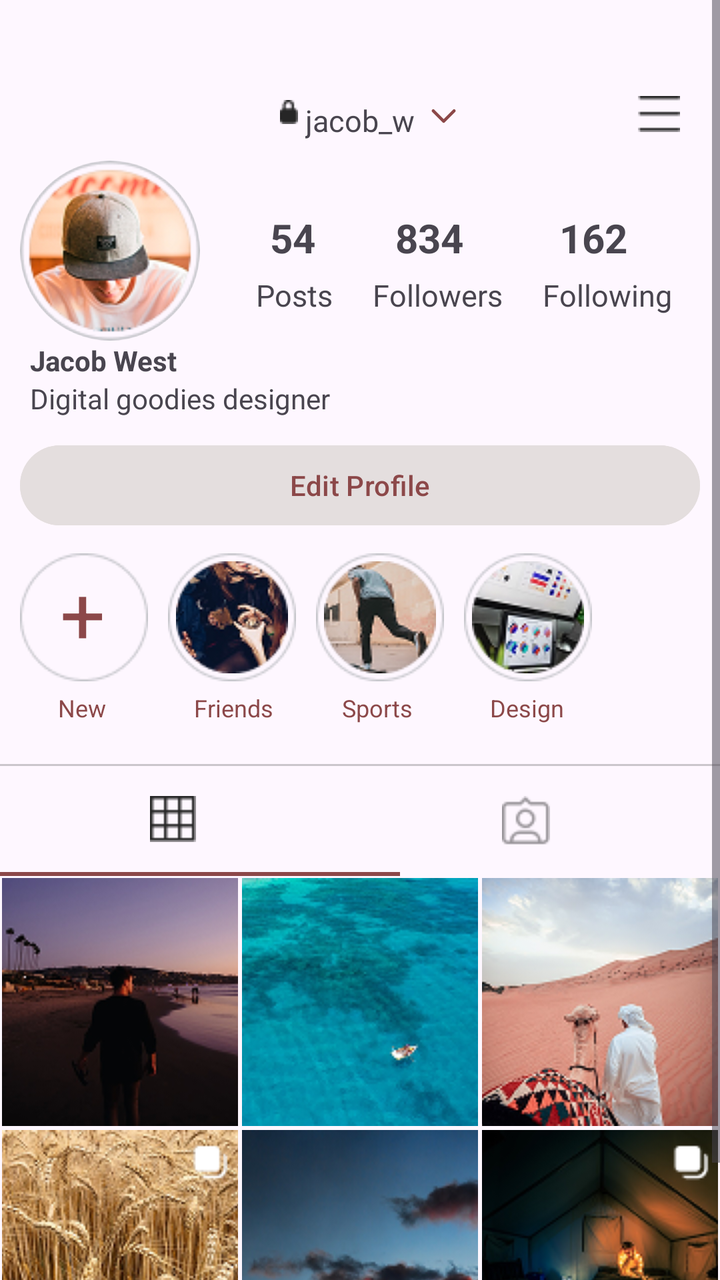
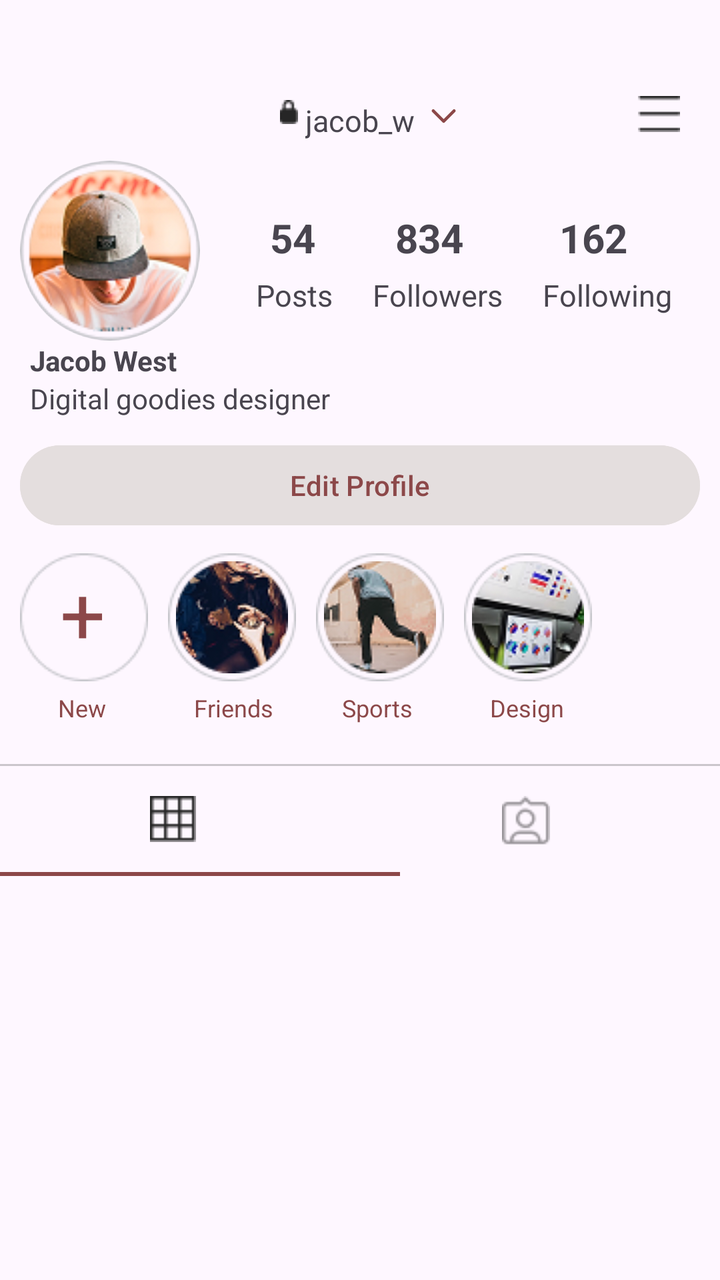

An Android layout rendered at two revisions. The XML below is the earlier revision; the diff shows what the commit changed to produce the second picture.
<!-- AndroidManifest.xml: application theme Theme.SMD_Assignment_1 -->
<!-- res/layout/fragment_profile.xml -->
<?xml version="1.0" encoding="utf-8"?>
<LinearLayout xmlns:android="http://schemas.android.com/apk/res/android"
    xmlns:app="http://schemas.android.com/apk/res-auto"
    xmlns:tools="http://schemas.android.com/tools"
    android:id="@+id/main"
    android:layout_width="match_parent"
    android:layout_height="match_parent"
    android:orientation="vertical"
    tools:context=".ProfileFragment">

    <ScrollView
        android:layout_width="match_parent"
        android:layout_height="740dp">

        <LinearLayout
            android:layout_width="match_parent"
            android:layout_height="wrap_content"
            android:orientation="vertical">

            <RelativeLayout
                android:layout_width="match_parent"
                android:layout_height="wrap_content">

                <ImageView
                    android:layout_width="wrap_content"
                    android:layout_height="wrap_content"
                    android:src="@drawable/lockicon"
                    android:layout_marginStart="140dp"
                    android:layout_marginTop="50dp" />

                <TextView
                    android:id="@+id/jacobtext"
                    android:layout_width="wrap_content"
                    android:layout_height="wrap_content"
                    android:text="jacob_w"
                    android:layout_centerHorizontal="true"
                    android:layout_marginTop="50dp"
                    android:fontFamily="@font/osandemedium"
                    android:textSize="15sp" />

                <ImageView
                    android:layout_width="wrap_content"
                    android:layout_height="wrap_content"
                    android:src="@drawable/downarrowred"
                    android:layout_toRightOf="@id/jacobtext"
                    android:layout_marginLeft="2dp"
                    android:layout_marginTop="45dp"/>

                <ImageView
                    android:layout_width="wrap_content"
                    android:layout_height="wrap_content"
                    android:src="@drawable/threevericallinemenu"
                    android:layout_alignParentEnd="true"
                    android:layout_marginTop="48dp"
                    android:layout_marginEnd="20dp" />
            </RelativeLayout>

            <RelativeLayout
                android:layout_width="match_parent"
                android:layout_height="wrap_content">

                
                <com.google.android.material.imageview.ShapeableImageView
                    android:id="@+id/profileicon"
                    android:layout_width="90dp"
                    android:layout_height="90dp"
                    android:layout_margin="10dp"
                    android:scaleType="centerCrop"
                    android:src="@drawable/jacobgreylayeredicon"
                    app:shapeAppearanceOverlay="@style/CircleImage" />

                <TextView
                    android:layout_width="wrap_content"
                    android:layout_height="wrap_content"
                    android:text="54"
                    android:id="@+id/noposts"
                    android:textStyle="bold"
                    android:layout_toRightOf="@+id/profileicon"
                    android:layout_marginTop="35dp"
                    android:layout_marginLeft="25dp"
                    android:textSize="20sp" />

                <TextView
                    android:id="@+id/posts"
                    android:layout_width="wrap_content"
                    android:layout_height="wrap_content"
                    android:text="Posts"
                    android:layout_below="@+id/noposts"
                    android:layout_toRightOf="@+id/profileicon"
                    android:layout_marginTop="5dp"
                    android:layout_marginLeft="18dp"
                    android:textSize="15sp" />

                <TextView
                    android:layout_width="wrap_content"
                    android:layout_height="wrap_content"
                    android:text="834"
                    android:id="@+id/nofollowers"
                    android:textStyle="bold"
                    android:layout_toRightOf="@+id/noposts"
                    android:layout_marginTop="35dp"
                    android:layout_marginLeft="40dp"
                    android:textSize="20sp" />

                <TextView
                    android:id="@+id/followers"
                    android:layout_width="wrap_content"
                    android:layout_height="wrap_content"
                    android:text="Followers"
                    android:layout_below="@+id/noposts"
                    android:layout_toRightOf="@+id/posts"
                    android:layout_marginTop="5dp"
                    android:layout_marginLeft="20dp"
                    android:textSize="15sp" />

                <TextView
                    android:layout_width="wrap_content"
                    android:layout_height="wrap_content"
                    android:text="162"
                    android:id="@+id/nofollowing"
                    android:textStyle="bold"
                    android:layout_toRightOf="@+id/nofollowers"
                    android:layout_marginTop="35dp"
                    android:layout_marginLeft="48dp"
                    android:textSize="20sp" />

                <TextView
                    android:id="@+id/following"
                    android:layout_width="wrap_content"
                    android:layout_height="wrap_content"
                    android:text="Following"
                    android:layout_below="@+id/noposts"
                    android:layout_toRightOf="@+id/followers"
                    android:layout_marginTop="5dp"
                    android:layout_marginLeft="20dp"
                    android:textSize="15sp" />

                <TextView
                    android:id="@+id/profileusername"
                    android:layout_width="wrap_content"
                    android:layout_height="wrap_content"
                    android:text="Jacob West"
                    android:textStyle="bold"
                    android:layout_below="@+id/profileicon"
                    android:layout_marginLeft="15dp"
                    android:layout_marginTop="-10dp" />

                <TextView
                    android:id="@+id/d1"
                    android:layout_width="wrap_content"
                    android:layout_height="wrap_content"
                    android:layout_below="@+id/profileusername"
                    android:text="Digital goodies designer"
                    android:layout_marginLeft="15dp" />

                <TextView
                    android:id="@+id/d2"
                    android:layout_width="wrap_content"
                    android:layout_height="wrap_content"
                    android:layout_toRightOf="@+id/d1"
                    android:layout_below="@+id/profileusername"
                    android:text="_@pixsellz"
                    android:textColor="#3F51B5"
                    android:layout_marginLeft="5dp"
                    android:visibility="gone" />

                <TextView
                    android:id="@+id/d3"
                    android:layout_width="wrap_content"
                    android:layout_height="wrap_content"
                    android:layout_below="@+id/d1"
                    android:text="Everything is designed."
                    android:layout_marginLeft="15dp"
                    android:visibility="gone" />

                <Button
                    android:id="@+id/editprofilebtn"
                    android:layout_marginEnd="10dp"
                    android:layout_marginStart="10dp"
                    android:layout_width="match_parent"
                    android:layout_height="wrap_content"
                    android:backgroundTint="#E4DEDE"
                    android:text="Edit Profile"
                    android:textColor="@color/mainpagesmd"
                    android:layout_below="@+id/d1"
                    android:layout_marginTop="10dp" />
            </RelativeLayout>

            
            <HorizontalScrollView
                android:layout_width="wrap_content"
                android:layout_height="wrap_content"
                android:layout_marginTop="10dp"
                android:id="@+id/horizontalscroll">

                <LinearLayout
                    android:layout_width="wrap_content"
                    android:layout_height="wrap_content"
                    android:orientation="horizontal">

                    <RelativeLayout
                        android:layout_width="wrap_content"
                        android:layout_height="wrap_content">

                        <ImageView
                            android:id="@+id/circle1"
                            android:layout_width="wrap_content"
                            android:layout_height="wrap_content"
                            android:src="@drawable/storiesoutlineoval"
                            android:layout_marginStart="10dp" />

                        <TextView
                            android:layout_width="wrap_content"
                            android:layout_height="wrap_content"
                            android:text="+"
                            android:textColor="@color/mainpagesmd"
                            android:textSize="40sp"
                            android:layout_marginStart="30dp"
                            android:layout_marginTop="3dp" />

                        <TextView
                            android:layout_width="wrap_content"
                            android:layout_height="wrap_content"
                            android:layout_below="@+id/circle1"
                            android:text="New"
                            android:textSize="12dp"
                            android:textColor="@color/mainpagesmd"
                            android:layout_marginStart="29dp"
                            android:layout_marginTop="5dp" />
                    </RelativeLayout>

                    <RelativeLayout
                        android:layout_width="wrap_content"
                        android:layout_height="wrap_content">

                        <ImageView
                            android:id="@+id/circle2"
                            android:layout_width="wrap_content"
                            android:layout_height="wrap_content"
                            android:src="@drawable/storiesoutlineoval"
                            android:layout_marginStart="10dp" />

                        <ImageView
                            android:layout_width="wrap_content"
                            android:layout_height="wrap_content"
                            android:src="@drawable/partystoryphoto"
                            android:layout_marginStart="14dp"
                            android:layout_marginTop="4dp" />

                        <TextView
                            android:layout_width="wrap_content"
                            android:layout_height="wrap_content"
                            android:layout_below="@+id/circle2"
                            android:text="Friends"
                            android:textSize="12dp"
                            android:textColor="@color/mainpagesmd"
                            android:layout_marginStart="23dp"
                            android:layout_marginTop="5dp" />
                    </RelativeLayout>

                    <RelativeLayout
                        android:layout_width="wrap_content"
                        android:layout_height="wrap_content">

                        <ImageView
                            android:id="@+id/circle3"
                            android:layout_width="wrap_content"
                            android:layout_height="wrap_content"
                            android:src="@drawable/storiesoutlineoval"
                            android:layout_marginStart="10dp" />

                        <ImageView
                            android:layout_width="wrap_content"
                            android:layout_height="wrap_content"
                            android:src="@drawable/personskatingstoryphoto"
                            android:layout_marginStart="14dp"
                            android:layout_marginTop="4dp" />

                        <TextView
                            android:layout_width="wrap_content"
                            android:layout_height="wrap_content"
                            android:layout_below="@+id/circle3"
                            android:text="Sports"
                            android:textSize="12dp"
                            android:textColor="@color/mainpagesmd"
                            android:layout_marginStart="23dp"
                            android:layout_marginTop="5dp" />
                    </RelativeLayout>

                    <RelativeLayout
                        android:layout_width="wrap_content"
                        android:layout_height="wrap_content">

                        <ImageView
                            android:id="@+id/circle4"
                            android:layout_width="wrap_content"
                            android:layout_height="wrap_content"
                            android:src="@drawable/storiesoutlineoval"
                            android:layout_marginStart="10dp" />

                        <ImageView
                            android:layout_width="wrap_content"
                            android:layout_height="wrap_content"
                            android:src="@drawable/laptopstoryphoto"
                            android:layout_marginStart="14dp"
                            android:layout_marginTop="4dp" />

                        <TextView
                            android:layout_width="wrap_content"
                            android:layout_height="wrap_content"
                            android:layout_below="@+id/circle4"
                            android:text="Design"
                            android:textSize="12dp"
                            android:textColor="@color/mainpagesmd"
                            android:layout_marginStart="23dp"
                            android:layout_marginTop="5dp" />
                    </RelativeLayout>
                </LinearLayout>
            </HorizontalScrollView>

            <View
                android:layout_width="match_parent"
                android:layout_height="1dp"
                android:background="#33000000"
                android:layout_above="@+id/gridicon"
                android:layout_marginTop="20dp"/>

            <RelativeLayout
                android:layout_width="match_parent"
                android:layout_height="wrap_content"
                android:layout_marginTop="15dp">

                <ImageView
                    android:layout_width="wrap_content"
                    android:layout_height="wrap_content"
                    android:src="@drawable/gridicons"
                    android:layout_marginBottom="15dp"
                    android:layout_marginStart="75dp"
                    android:id="@+id/gridicon" />

                <View
                    android:layout_width="200dp"
                    android:layout_height="2dp"
                    android:background="@color/mainpagesmd"
                    android:layout_below="@+id/gridicon"
                    android:layout_marginTop="0dp"/>

                <ImageView
                    android:layout_width="wrap_content"
                    android:layout_height="wrap_content"
                    android:src="@drawable/tagsicon"
                    android:layout_marginTop="0dp"
                    android:layout_marginBottom="15dp"
                    android:layout_alignParentEnd="true"
                    android:layout_marginEnd="85dp" />
            </RelativeLayout>

            <GridLayout
                android:layout_width="match_parent"
                android:layout_height="wrap_content"
                android:columnCount="3"
                android:rowCount="4"
                android:orientation="horizontal"
                android:alignmentMode="alignMargins"
                android:rowOrderPreserved="false">

                <ImageView
                    android:layout_width="0dp"
                    android:layout_height="wrap_content"
                    android:layout_row="0"
                    android:layout_column="0"
                    android:layout_columnWeight="1"
                    android:src="@drawable/beach"
                    android:scaleType="centerCrop"
                    android:layout_margin="1dp"/>

                <ImageView
                    android:layout_width="0dp"
                    android:layout_height="wrap_content"
                    android:layout_row="0"
                    android:layout_column="1"
                    android:layout_columnWeight="1"
                    android:src="@drawable/bluewater"
                    android:scaleType="centerCrop"
                    android:layout_margin="1dp"/>

                <ImageView
                    android:layout_width="0dp"
                    android:layout_height="wrap_content"
                    android:layout_row="0"
                    android:layout_column="2"
                    android:layout_columnWeight="1"
                    android:src="@drawable/camelphoto"
                    android:scaleType="centerCrop"
                    android:layout_margin="1dp"/>

                
                <ImageView
                    android:layout_width="0dp"
                    android:layout_height="wrap_content"
                    android:layout_row="1"
                    android:layout_column="0"
                    android:layout_columnWeight="1"
                    android:src="@drawable/cropphoto"
                    android:scaleType="centerCrop"
                    android:layout_margin="1dp"/>

                <ImageView
                    android:layout_width="0dp"
                    android:layout_height="wrap_content"
                    android:layout_row="1"
                    android:layout_column="1"
                    android:layout_columnWeight="1"
                    android:src="@drawable/cloudphoto"
                    android:scaleType="centerCrop"
                    android:layout_margin="1dp"/>

                <ImageView
                    android:layout_width="0dp"
                    android:layout_height="wrap_content"
                    android:layout_row="1"
                    android:layout_column="2"
                    android:layout_columnWeight="1"
                    android:src="@drawable/darkroomphoto"
                    android:scaleType="centerCrop"
                    android:layout_margin="1dp"/>

                <ImageView
                    android:layout_width="0dp"
                    android:layout_height="wrap_content"
                    android:layout_row="2"
                    android:layout_column="0"
                    android:layout_columnWeight="1"
                    android:src="@drawable/eggsphoto"
                    android:scaleType="centerCrop"
                    android:layout_margin="1dp"/>

                <ImageView
                    android:layout_width="0dp"
                    android:layout_height="wrap_content"
                    android:layout_row="2"
                    android:layout_column="1"
                    android:layout_columnWeight="1"
                    android:src="@drawable/girlglasses"
                    android:scaleType="centerCrop"
                    android:layout_margin="1dp"/>

                <ImageView
                    android:layout_width="0dp"
                    android:layout_height="wrap_content"
                    android:layout_row="2"
                    android:layout_column="2"
                    android:layout_columnWeight="1"
                    android:src="@drawable/manstandingclose"
                    android:scaleType="centerCrop"
                    android:layout_margin="1dp"/>

                
                <ImageView
                    android:layout_width="0dp"
                    android:layout_height="wrap_content"
                    android:layout_row="3"
                    android:layout_column="0"
                    android:layout_columnWeight="1"
                    android:src="@drawable/manstandingroaddistance"
                    android:scaleType="centerCrop"
                    android:layout_margin="1dp"/>

                <ImageView
                    android:layout_width="0dp"
                    android:layout_height="wrap_content"
                    android:layout_row="3"
                    android:layout_column="1"
                    android:layout_columnWeight="1"
                    android:src="@drawable/rain"
                    android:scaleType="centerCrop"
                    android:layout_margin="1dp"/>

                <ImageView
                    android:layout_width="0dp"
                    android:layout_height="wrap_content"
                    android:layout_row="3"
                    android:layout_column="2"
                    android:layout_columnWeight="1"
                    android:src="@drawable/redbookphoto"
                    android:scaleType="centerCrop"
                    android:layout_margin="1dp"/>
            </GridLayout>
        </LinearLayout>
    </ScrollView>
</LinearLayout>
<!-- resources referenced by this layout -->
<resources>
  <color name="mainpagesmd">#8c4849</color>
  <!-- drawable beach: png bitmap (drawable, 24078 bytes) -->
  <!-- drawable bluewater: png bitmap (drawable, 31918 bytes) -->
  <!-- drawable camelphoto: png bitmap (drawable, 34816 bytes) -->
  <!-- drawable cloudphoto: png bitmap (drawable, 29116 bytes) -->
  <!-- drawable cropphoto: png bitmap (drawable, 48257 bytes) -->
  <!-- drawable darkroomphoto: png bitmap (drawable, 26481 bytes) -->
  <!-- drawable downarrowred (drawable) -->
  <vector xmlns:android="http://schemas.android.com/apk/res/android" android:height="25dp" android:viewportHeight="24" android:viewportWidth="24" android:width="25dp">
        
      <path  android:pathData="M7,10L12,15L17,10" android:strokeColor="@color/mainpagesmd" android:strokeLineCap="round" android:strokeLineJoin="round" android:strokeWidth="1.5"/>
      
  </vector>
  <!-- drawable eggsphoto: png bitmap (drawable, 39973 bytes) -->
  <!-- drawable girlglasses: png bitmap (drawable, 36420 bytes) -->
  <!-- drawable gridicons: png bitmap (drawable, 193 bytes) -->
  <!-- drawable jacobgreylayeredicon: png bitmap (drawable, 18626 bytes) -->
  <!-- drawable laptopstoryphoto: png bitmap (drawable, 7633 bytes) -->
  <!-- drawable lockicon: png bitmap (drawable, 270 bytes) -->
  <!-- drawable manstandingclose: png bitmap (drawable, 35818 bytes) -->
  <!-- drawable manstandingroaddistance: png bitmap (drawable, 27897 bytes) -->
  <!-- drawable partystoryphoto: png bitmap (drawable, 7846 bytes) -->
  <!-- drawable personskatingstoryphoto: png bitmap (drawable, 7385 bytes) -->
  <!-- drawable rain: png bitmap (drawable, 46695 bytes) -->
  <!-- drawable redbookphoto: png bitmap (drawable, 40014 bytes) -->
  <!-- drawable storiesoutlineoval: png bitmap (drawable, 1458 bytes) -->
  <!-- drawable tagsicon: png bitmap (drawable, 531 bytes) -->
  <!-- drawable threevericallinemenu: png bitmap (drawable, 164 bytes) -->
  <style name="CircleImage">
          <item name="cornerFamily">rounded</item>
          <item name="cornerSize">50%</item>
      </style>
  <style name="Theme.SMD_Assignment_1" parent="Base.Theme.SMD_Assignment_1" />
  <style name="Base.Theme.SMD_Assignment_1" parent="Theme.Material3.DayNight.NoActionBar">
          
          
      </style>
</resources>

<!-- the commit's change to res/layout/fragment_profile.xml (unified diff, before → after) -->
@@ -355,137 +355,11 @@
                     android:layout_marginEnd="85dp" />
             </RelativeLayout>
 
-            <GridLayout
+            <androidx.recyclerview.widget.RecyclerView
+                android:id="@+id/postsGridRecyclerView"
                 android:layout_width="match_parent"
                 android:layout_height="wrap_content"
-                android:columnCount="3"
-                android:rowCount="4"
-                android:orientation="horizontal"
-                android:alignmentMode="alignMargins"
-                android:rowOrderPreserved="false">
-
-                <ImageView
-                    android:layout_width="0dp"
-                    android:layout_height="wrap_content"
-                    android:layout_row="0"
-                    android:layout_column="0"
-                    android:layout_columnWeight="1"
-                    android:src="@drawable/beach"
-                    android:scaleType="centerCrop"
-                    android:layout_margin="1dp"/>
-
-                <ImageView
-                    android:layout_width="0dp"
-                    android:layout_height="wrap_content"
-                    android:layout_row="0"
-                    android:layout_column="1"
-                    android:layout_columnWeight="1"
-                    android:src="@drawable/bluewater"
-                    android:scaleType="centerCrop"
-                    android:layout_margin="1dp"/>
-
-                <ImageView
-                    android:layout_width="0dp"
-                    android:layout_height="wrap_content"
-                    android:layout_row="0"
-                    android:layout_column="2"
-                    android:layout_columnWeight="1"
-                    android:src="@drawable/camelphoto"
-                    android:scaleType="centerCrop"
-                    android:layout_margin="1dp"/>
-
-                
-                <ImageView
-                    android:layout_width="0dp"
-                    android:layout_height="wrap_content"
-                    android:layout_row="1"
-                    android:layout_column="0"
-                    android:layout_columnWeight="1"
-                    android:src="@drawable/cropphoto"
-                    android:scaleType="centerCrop"
-                    android:layout_margin="1dp"/>
-
-                <ImageView
-                    android:layout_width="0dp"
-                    android:layout_height="wrap_content"
-                    android:layout_row="1"
-                    android:layout_column="1"
-                    android:layout_columnWeight="1"
-                    android:src="@drawable/cloudphoto"
-                    android:scaleType="centerCrop"
-                    android:layout_margin="1dp"/>
-
-                <ImageView
-                    android:layout_width="0dp"
-                    android:layout_height="wrap_content"
-                    android:layout_row="1"
-                    android:layout_column="2"
-                    android:layout_columnWeight="1"
-                    android:src="@drawable/darkroomphoto"
-                    android:scaleType="centerCrop"
-                    android:layout_margin="1dp"/>
-
-                <ImageView
-                    android:layout_width="0dp"
-                    android:layout_height="wrap_content"
-                    android:layout_row="2"
-                    android:layout_column="0"
-                    android:layout_columnWeight="1"
-                    android:src="@drawable/eggsphoto"
-                    android:scaleType="centerCrop"
-                    android:layout_margin="1dp"/>
-
-                <ImageView
-                    android:layout_width="0dp"
-                    android:layout_height="wrap_content"
-                    android:layout_row="2"
-                    android:layout_column="1"
-                    android:layout_columnWeight="1"
-                    android:src="@drawable/girlglasses"
-                    android:scaleType="centerCrop"
-                    android:layout_margin="1dp"/>
-
-                <ImageView
-                    android:layout_width="0dp"
-                    android:layout_height="wrap_content"
-                    android:layout_row="2"
-                    android:layout_column="2"
-                    android:layout_columnWeight="1"
-                    android:src="@drawable/manstandingclose"
-                    android:scaleType="centerCrop"
-                    android:layout_margin="1dp"/>
-
-                
-                <ImageView
-                    android:layout_width="0dp"
-                    android:layout_height="wrap_content"
-                    android:layout_row="3"
-                    android:layout_column="0"
-                    android:layout_columnWeight="1"
-                    android:src="@drawable/manstandingroaddistance"
-                    android:scaleType="centerCrop"
-                    android:layout_margin="1dp"/>
-
-                <ImageView
-                    android:layout_width="0dp"
-                    android:layout_height="wrap_content"
-                    android:layout_row="3"
-                    android:layout_column="1"
-                    android:layout_columnWeight="1"
-                    android:src="@drawable/rain"
-                    android:scaleType="centerCrop"
-                    android:layout_margin="1dp"/>
-
-                <ImageView
-                    android:layout_width="0dp"
-                    android:layout_height="wrap_content"
-                    android:layout_row="3"
-                    android:layout_column="2"
-                    android:layout_columnWeight="1"
-                    android:src="@drawable/redbookphoto"
-                    android:scaleType="centerCrop"
-                    android:layout_margin="1dp"/>
-            </GridLayout>
+                android:layout_marginTop="0dp"/>
         </LinearLayout>
     </ScrollView>
 </LinearLayout>
<!-- resource entries referenced after the edit -->
@@ -1,30 +1,18 @@
 <!-- resources referenced by this layout -->
 <resources>
   <color name="mainpagesmd">#8c4849</color>
-  <!-- drawable beach: png bitmap (drawable, 24078 bytes) -->
-  <!-- drawable bluewater: png bitmap (drawable, 31918 bytes) -->
-  <!-- drawable camelphoto: png bitmap (drawable, 34816 bytes) -->
-  <!-- drawable cloudphoto: png bitmap (drawable, 29116 bytes) -->
-  <!-- drawable cropphoto: png bitmap (drawable, 48257 bytes) -->
-  <!-- drawable darkroomphoto: png bitmap (drawable, 26481 bytes) -->
   <!-- drawable downarrowred (drawable) -->
   <vector xmlns:android="http://schemas.android.com/apk/res/android" android:height="25dp" android:viewportHeight="24" android:viewportWidth="24" android:width="25dp">
         
       <path  android:pathData="M7,10L12,15L17,10" android:strokeColor="@color/mainpagesmd" android:strokeLineCap="round" android:strokeLineJoin="round" android:strokeWidth="1.5"/>
       
   </vector>
-  <!-- drawable eggsphoto: png bitmap (drawable, 39973 bytes) -->
-  <!-- drawable girlglasses: png bitmap (drawable, 36420 bytes) -->
   <!-- drawable gridicons: png bitmap (drawable, 193 bytes) -->
   <!-- drawable jacobgreylayeredicon: png bitmap (drawable, 18626 bytes) -->
   <!-- drawable laptopstoryphoto: png bitmap (drawable, 7633 bytes) -->
   <!-- drawable lockicon: png bitmap (drawable, 270 bytes) -->
-  <!-- drawable manstandingclose: png bitmap (drawable, 35818 bytes) -->
-  <!-- drawable manstandingroaddistance: png bitmap (drawable, 27897 bytes) -->
   <!-- drawable partystoryphoto: png bitmap (drawable, 7846 bytes) -->
   <!-- drawable personskatingstoryphoto: png bitmap (drawable, 7385 bytes) -->
-  <!-- drawable rain: png bitmap (drawable, 46695 bytes) -->
-  <!-- drawable redbookphoto: png bitmap (drawable, 40014 bytes) -->
   <!-- drawable storiesoutlineoval: png bitmap (drawable, 1458 bytes) -->
   <!-- drawable tagsicon: png bitmap (drawable, 531 bytes) -->
   <!-- drawable threevericallinemenu: png bitmap (drawable, 164 bytes) -->
